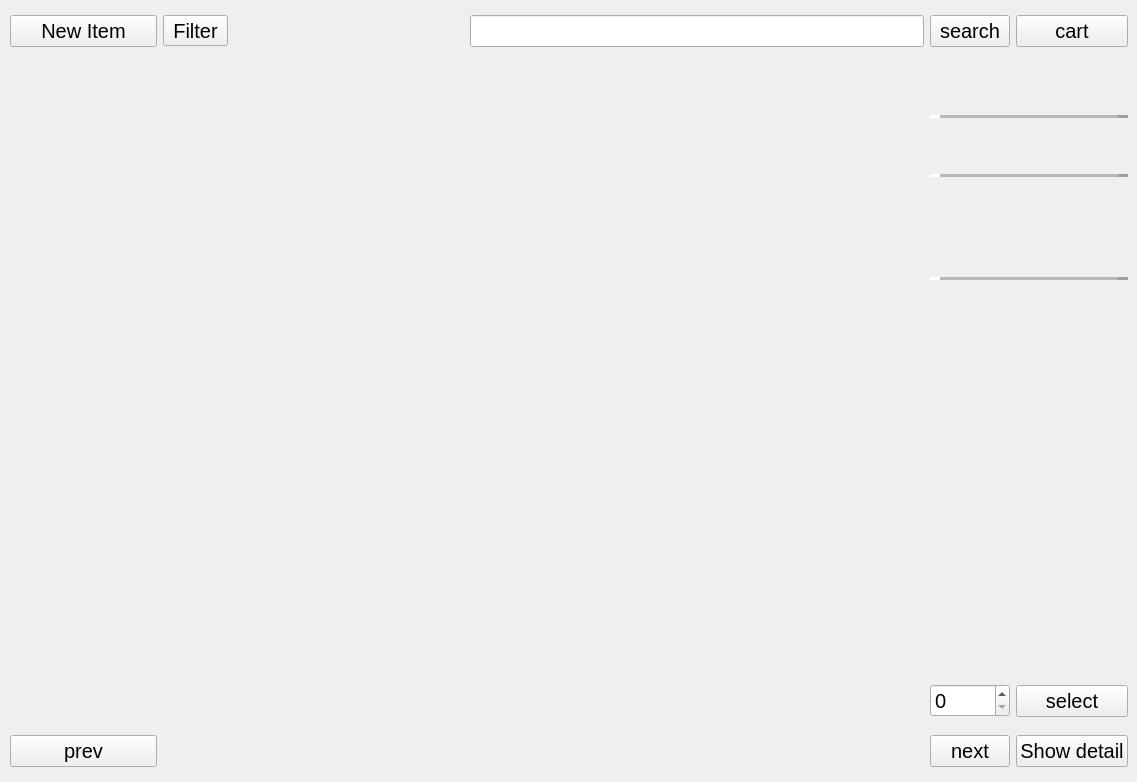
The window that user.ui (MegaMineDSS/LuxeMine) describes before a commit, drawn with Qt 5.
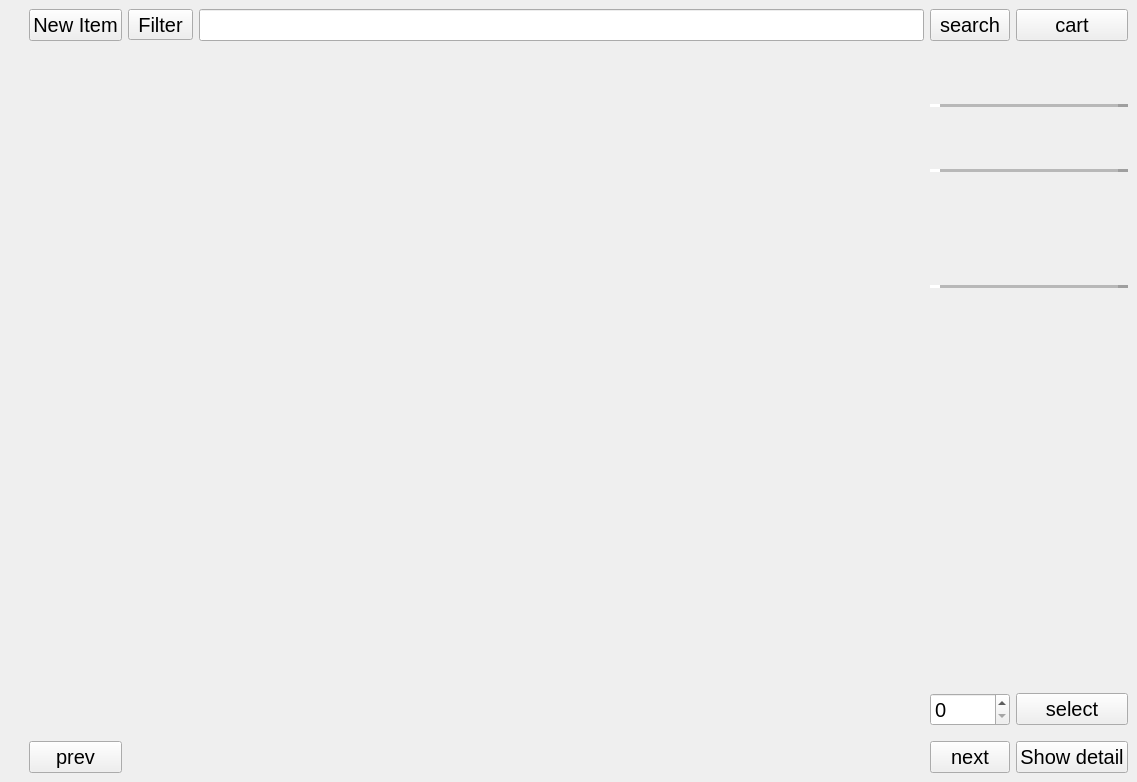
The same window after the commit. The open tabs and pages were chosen to show the change. Icons and pictures are not drawn.

Patch:
```diff
--- a/user.ui
+++ b/user.ui
@@ -908,102 +908,150 @@
        </widget>
        <widget class="QWidget" name="mainPage">
         <layout class="QGridLayout" name="gridLayout_2">
-         <item row="0" column="8">
-          <widget class="QPushButton" name="cartMainpage">
-           <property name="text">
-            <string>cart</string>
+         <item row="16" column="26">
+          <spacer name="horizontalSpacer_6">
+           <property name="orientation">
+            <enum>Qt::Orientation::Horizontal</enum>
            </property>
-          </widget>
-         </item>
-         <item row="6" column="7" rowspan="2" colspan="2">
-          <widget class="QLabel" name="diamond_detail">
-           <property name="text">
-            <string/>
+           <property name="sizeHint" stdset="0">
+            <size>
+             <width>40</width>
+             <height>20</height>
+            </size>
            </property>
-          </widget>
+          </spacer>
          </item>
-         <item row="18" column="1">
-          <widget class="QPushButton" name="previousImage">
-           <property name="sizePolicy">
-            <sizepolicy hsizetype="Minimum" vsizetype="Fixed">
-             <horstretch>3</horstretch>
-             <verstretch>0</verstretch>
-            </sizepolicy>
+         <item row="16" column="23">
+          <spacer name="horizontalSpacer_18">
+           <property name="orientation">
+            <enum>Qt::Orientation::Horizontal</enum>
            </property>
-           <property name="text">
-            <string>prev</string>
+           <property name="sizeHint" stdset="0">
+            <size>
+             <width>40</width>
+             <height>20</height>
+            </size>
            </property>
-          </widget>
+          </spacer>
          </item>
-         <item row="1" column="1" colspan="4">
-          <widget class="QLabel" name="designNo">
-           <property name="text">
-            <string/>
+         <item row="16" column="18">
+          <spacer name="horizontalSpacer_32">
+           <property name="orientation">
+            <enum>Qt::Orientation::Horizontal</enum>
            </property>
-           <property name="wordWrap">
-            <bool>true</bool>
+           <property name="sizeHint" stdset="0">
+            <size>
+             <width>40</width>
+             <height>20</height>
+            </size>
            </property>
-          </widget>
+          </spacer>
          </item>
-         <item row="15" column="0">
-          <spacer name="verticalSpacer_10">
+         <item row="12" column="0">
+          <spacer name="verticalSpacer_6">
            <property name="orientation">
             <enum>Qt::Orientation::Vertical</enum>
            </property>
            <property name="sizeHint" stdset="0">
             <size>
-             <width>1</width>
-             <height>1</height>
+             <width>20</width>
+             <height>40</height>
             </size>
            </property>
           </spacer>
          </item>
-         <item row="5" column="7" colspan="2">
-          <widget class="QFrame" name="frame_3">
-           <property name="frameShape">
-            <enum>QFrame::Shape::HLine</enum>
+         <item row="16" column="24">
+          <spacer name="horizontalSpacer_17">
+           <property name="orientation">
+            <enum>Qt::Orientation::Horizontal</enum>
            </property>
-           <property name="frameShadow">
-            <enum>QFrame::Shadow::Raised</enum>
+           <property name="sizeHint" stdset="0">
+            <size>
+             <width>40</width>
+             <height>20</height>
+            </size>
            </property>
-           <property name="lineWidth">
-            <number>10</number>
+          </spacer>
+         </item>
+         <item row="16" column="6">
+          <spacer name="horizontalSpacer_35">
+           <property name="orientation">
+            <enum>Qt::Orientation::Horizontal</enum>
            </property>
-           <property name="midLineWidth">
-            <number>10</number>
+           <property name="sizeHint" stdset="0">
+            <size>
+             <width>40</width>
+             <height>20</height>
+            </size>
+           </property>
+          </spacer>
+         </item>
+         <item row="0" column="2">
+          <widget class="QToolButton" name="user_filter_btn">
+           <property name="text">
+            <string>Filter</string>
+           </property>
+           <property name="popupMode">
+            <enum>QToolButton::ToolButtonPopupMode::InstantPopup</enum>
            </property>
           </widget>
          </item>
-         <item row="10" column="0">
+         <item row="16" column="14">
+          <spacer name="horizontalSpacer_44">
+           <property name="orientation">
+            <enum>Qt::Orientation::Horizontal</enum>
+           </property>
+           <property name="sizeHint" stdset="0">
+            <size>
+             <width>40</width>
+             <height>20</height>
+            </size>
+           </property>
+          </spacer>
+         </item>
+         <item row="15" column="28">
+          <widget class="QSpinBox" name="itemSelectionSpinBox"/>
+         </item>
+         <item row="16" column="27">
+          <spacer name="horizontalSpacer_3">
+           <property name="orientation">
+            <enum>Qt::Orientation::Horizontal</enum>
+           </property>
+           <property name="sizeHint" stdset="0">
+            <size>
+             <width>40</width>
+             <height>20</height>
+            </size>
+           </property>
+          </spacer>
+         </item>
+         <item row="16" column="17">
+          <spacer name="horizontalSpacer_5">
+           <property name="orientation">
+            <enum>Qt::Orientation::Horizontal</enum>
+           </property>
+           <property name="sizeHint" stdset="0">
+            <size>
+             <width>40</width>
+             <height>20</height>
+            </size>
+           </property>
+          </spacer>
+         </item>
+         <item row="6" column="0">
           <spacer name="verticalSpacer_17">
            <property name="orientation">
             <enum>Qt::Orientation::Vertical</enum>
            </property>
            <property name="sizeHint" stdset="0">
             <size>
-             <width>1</width>
-             <height>1</height>
+             <width>20</width>
+             <height>40</height>
             </size>
            </property>
           </spacer>
          </item>
-         <item row="8" column="7" colspan="2">
-          <widget class="QFrame" name="frame_4">
-           <property name="frameShape">
-            <enum>QFrame::Shape::HLine</enum>
-           </property>
-           <property name="frameShadow">
-            <enum>QFrame::Shadow::Raised</enum>
-           </property>
-           <property name="lineWidth">
-            <number>10</number>
-           </property>
-           <property name="midLineWidth">
-            <number>10</number>
-           </property>
-          </widget>
-         </item>
-         <item row="3" column="7" colspan="2">
+         <item row="2" column="28" colspan="2">
           <widget class="QFrame" name="frame_2">
            <property name="styleSheet">
             <string notr="true">QFrame { color: rgb(0, 0, 0 ); }</string>
@@ -1022,47 +1070,141 @@
            </property>
           </widget>
          </item>
-         <item row="17" column="1" colspan="5">
-          <widget class="QLabel" name="companyName">
+         <item row="9" column="0">
+          <spacer name="verticalSpacer_13">
+           <property name="orientation">
+            <enum>Qt::Orientation::Vertical</enum>
+           </property>
+           <property name="sizeHint" stdset="0">
+            <size>
+             <width>20</width>
+             <height>40</height>
+            </size>
+           </property>
+          </spacer>
+         </item>
+         <item row="16" column="22">
+          <spacer name="horizontalSpacer_19">
+           <property name="orientation">
+            <enum>Qt::Orientation::Horizontal</enum>
+           </property>
+           <property name="sizeHint" stdset="0">
+            <size>
+             <width>40</width>
+             <height>20</height>
+            </size>
+           </property>
+          </spacer>
+         </item>
+         <item row="16" column="8">
+          <spacer name="horizontalSpacer_37">
+           <property name="orientation">
+            <enum>Qt::Orientation::Horizontal</enum>
+           </property>
+           <property name="sizeHint" stdset="0">
+            <size>
+             <width>40</width>
+             <height>20</height>
+            </size>
+           </property>
+          </spacer>
+         </item>
+         <item row="5" column="0">
+          <spacer name="verticalSpacer_16">
+           <property name="orientation">
+            <enum>Qt::Orientation::Vertical</enum>
+           </property>
+           <property name="sizeHint" stdset="0">
+            <size>
+             <width>20</width>
+             <height>40</height>
+            </size>
+           </property>
+          </spacer>
+         </item>
+         <item row="16" column="5">
+          <spacer name="horizontalSpacer_34">
+           <property name="orientation">
+            <enum>Qt::Orientation::Horizontal</enum>
+           </property>
+           <property name="sizeHint" stdset="0">
+            <size>
+             <width>40</width>
+             <height>20</height>
+            </size>
+           </property>
+          </spacer>
+         </item>
+         <item row="16" column="3">
+          <spacer name="horizontalSpacer">
+           <property name="orientation">
+            <enum>Qt::Orientation::Horizontal</enum>
+           </property>
+           <property name="sizeHint" stdset="0">
+            <size>
+             <width>40</width>
+             <height>20</height>
+            </size>
+           </property>
+          </spacer>
+         </item>
+         <item row="0" column="28">
+          <widget class="QPushButton" name="pushButton_2">
+           <property name="text">
+            <string>search</string>
+           </property>
+          </widget>
+         </item>
+         <item row="1" column="0">
+          <spacer name="verticalSpacer_5">
+           <property name="orientation">
+            <enum>Qt::Orientation::Vertical</enum>
+           </property>
+           <property name="sizeHint" stdset="0">
+            <size>
+             <width>20</width>
+             <height>40</height>
+            </size>
+           </property>
+          </spacer>
+         </item>
+         <item row="16" column="2">
+          <spacer name="horizontalSpacer_2">
+           <property name="orientation">
+            <enum>Qt::Orientation::Horizontal</enum>
+           </property>
+           <property name="sizeHint" stdset="0">
+            <size>
+             <width>40</width>
+             <height>20</height>
+            </size>
+           </property>
+          </spacer>
+         </item>
+         <item row="16" column="25">
+          <spacer name="horizontalSpacer_8">
+           <property name="orientation">
+            <enum>Qt::Orientation::Horizontal</enum>
+           </property>
+           <property name="sizeHint" stdset="0">
+            <size>
+             <width>40</width>
+             <height>20</height>
+            </size>
+           </property>
+          </spacer>
+         </item>
+         <item row="5" column="28" rowspan="2" colspan="2">
+          <widget class="QLabel" name="diamond_detail">
            <property name="text">
             <string/>
            </property>
-          </widget>
-         </item>
-         <item row="14" column="0">
-          <spacer name="verticalSpacer_9">
-           <property name="orientation">
-            <enum>Qt::Orientation::Vertical</enum>
+           <property name="alignment">
+            <set>Qt::AlignmentFlag::AlignLeading|Qt::AlignmentFlag::AlignLeft|Qt::AlignmentFlag::AlignTop</set>
            </property>
-           <property name="sizeHint" stdset="0">
-            <size>
-             <width>1</width>
-             <height>1</height>
-            </size>
-           </property>
-          </spacer>
-         </item>
-         <item row="17" column="8">
-          <widget class="QPushButton" name="selectButton">
-           <property name="text">
-            <string>select</string>
-           </property>
           </widget>
          </item>
-         <item row="7" column="0">
-          <spacer name="verticalSpacer_15">
-           <property name="orientation">
-            <enum>Qt::Orientation::Vertical</enum>
-           </property>
-           <property name="sizeHint" stdset="0">
-            <size>
-             <width>1</width>
-             <height>1</height>
-            </size>
-           </property>
-          </spacer>
-         </item>
-         <item row="2" column="1" rowspan="15" colspan="6">
+         <item row="2" column="1" rowspan="13" colspan="27">
           <widget class="QLabel" name="image_viewUser">
            <property name="sizePolicy">
             <sizepolicy hsizetype="Expanding" vsizetype="Expanding">
@@ -1078,7 +1220,56 @@
            </property>
           </widget>
          </item>
-         <item row="18" column="7">
+         <item row="16" column="29">
+          <widget class="QPushButton" name="make_pdf_Mainpage">
+           <property name="sizePolicy">
+            <sizepolicy hsizetype="Minimum" vsizetype="Fixed">
+             <horstretch>4</horstretch>
+             <verstretch>0</verstretch>
+            </sizepolicy>
+           </property>
+           <property name="text">
+            <string>Show detail</string>
+           </property>
+          </widget>
+         </item>
+         <item row="3" column="28" colspan="2">
+          <widget class="QLabel" name="goldWeight">
+           <property name="text">
+            <string/>
+           </property>
+          </widget>
+         </item>
+         <item row="7" column="28" colspan="2">
+          <widget class="QFrame" name="frame_4">
+           <property name="frameShape">
+            <enum>QFrame::Shape::HLine</enum>
+           </property>
+           <property name="frameShadow">
+            <enum>QFrame::Shadow::Raised</enum>
+           </property>
+           <property name="lineWidth">
+            <number>10</number>
+           </property>
+           <property name="midLineWidth">
+            <number>10</number>
+           </property>
+          </widget>
+         </item>
+         <item row="16" column="19">
+          <spacer name="horizontalSpacer_31">
+           <property name="orientation">
+            <enum>Qt::Orientation::Horizontal</enum>
+           </property>
+           <property name="sizeHint" stdset="0">
+            <size>
+             <width>40</width>
+             <height>20</height>
+            </size>
+           </property>
+          </spacer>
+         </item>
+         <item row="16" column="28">
           <widget class="QPushButton" name="nextImage">
            <property name="sizePolicy">
             <sizepolicy hsizetype="Minimum" vsizetype="Fixed">
@@ -1091,22 +1282,185 @@
            </property>
           </widget>
          </item>
-         <item row="9" column="7" rowspan="2" colspan="2">
-          <widget class="QLabel" name="stone_detail">
-           <property name="text">
-            <string/>
+         <item row="10" column="0">
+          <spacer name="verticalSpacer_11">
+           <property name="orientation">
+            <enum>Qt::Orientation::Vertical</enum>
+           </property>
+           <property name="sizeHint" stdset="0">
+            <size>
+             <width>20</width>
+             <height>40</height>
+            </size>
+           </property>
+          </spacer>
+         </item>
+         <item row="14" column="0">
+          <spacer name="verticalSpacer_9">
+           <property name="orientation">
+            <enum>Qt::Orientation::Vertical</enum>
+           </property>
+           <property name="sizeHint" stdset="0">
+            <size>
+             <width>20</width>
+             <height>40</height>
+            </size>
+           </property>
+          </spacer>
+         </item>
+         <item row="13" column="0">
+          <spacer name="verticalSpacer_10">
+           <property name="orientation">
+            <enum>Qt::Orientation::Vertical</enum>
+           </property>
+           <property name="sizeHint" stdset="0">
+            <size>
+             <width>20</width>
+             <height>40</height>
+            </size>
+           </property>
+          </spacer>
+         </item>
+         <item row="4" column="28" colspan="2">
+          <widget class="QFrame" name="frame_3">
+           <property name="frameShape">
+            <enum>QFrame::Shape::HLine</enum>
+           </property>
+           <property name="frameShadow">
+            <enum>QFrame::Shadow::Raised</enum>
+           </property>
+           <property name="lineWidth">
+            <number>10</number>
+           </property>
+           <property name="midLineWidth">
+            <number>10</number>
            </property>
           </widget>
          </item>
-         <item row="4" column="0">
+         <item row="8" column="0">
+          <spacer name="verticalSpacer_19">
+           <property name="orientation">
+            <enum>Qt::Orientation::Vertical</enum>
+           </property>
+           <property name="sizeHint" stdset="0">
+            <size>
+             <width>20</width>
+             <height>40</height>
+            </size>
+           </property>
+          </spacer>
+         </item>
+         <item row="15" column="0">
           <spacer name="verticalSpacer_7">
            <property name="orientation">
             <enum>Qt::Orientation::Vertical</enum>
            </property>
            <property name="sizeHint" stdset="0">
             <size>
-             <width>1</width>
-             <height>1</height>
+             <width>20</width>
+             <height>40</height>
+            </size>
+           </property>
+          </spacer>
+         </item>
+         <item row="15" column="29">
+          <widget class="QPushButton" name="selectButton">
+           <property name="text">
+            <string>select</string>
+           </property>
+          </widget>
+         </item>
+         <item row="16" column="13">
+          <spacer name="horizontalSpacer_43">
+           <property name="orientation">
+            <enum>Qt::Orientation::Horizontal</enum>
+           </property>
+           <property name="sizeHint" stdset="0">
+            <size>
+             <width>40</width>
+             <height>20</height>
+            </size>
+           </property>
+          </spacer>
+         </item>
+         <item row="1" column="1" colspan="3">
+          <widget class="QLabel" name="designNo">
+           <property name="text">
+            <string/>
+           </property>
+           <property name="wordWrap">
+            <bool>true</bool>
+           </property>
+          </widget>
+         </item>
+         <item row="16" column="11">
+          <spacer name="horizontalSpacer_41">
+           <property name="orientation">
+            <enum>Qt::Orientation::Horizontal</enum>
+           </property>
+           <property name="sizeHint" stdset="0">
+            <size>
+             <width>40</width>
+             <height>20</height>
+            </size>
+           </property>
+          </spacer>
+         </item>
+         <item row="16" column="21">
+          <spacer name="horizontalSpacer_20">
+           <property name="orientation">
+            <enum>Qt::Orientation::Horizontal</enum>
+           </property>
+           <property name="sizeHint" stdset="0">
+            <size>
+             <width>40</width>
+             <height>20</height>
+            </size>
+           </property>
+          </spacer>
+         </item>
+         <item row="0" column="29">
+          <widget class="QPushButton" name="cartMainpage">
+           <property name="text">
+            <string>cart</string>
+           </property>
+          </widget>
+         </item>
+         <item row="16" column="4">
+          <spacer name="horizontalSpacer_33">
+           <property name="orientation">
+            <enum>Qt::Orientation::Horizontal</enum>
+           </property>
+           <property name="sizeHint" stdset="0">
+            <size>
+             <width>40</width>
+             <height>20</height>
+            </size>
+           </property>
+          </spacer>
+         </item>
+         <item row="16" column="16">
+          <spacer name="horizontalSpacer_40">
+           <property name="orientation">
+            <enum>Qt::Orientation::Horizontal</enum>
+           </property>
+           <property name="sizeHint" stdset="0">
+            <size>
+             <width>40</width>
+             <height>20</height>
+            </size>
+           </property>
+          </spacer>
+         </item>
+         <item row="11" column="0">
+          <spacer name="verticalSpacer_14">
+           <property name="orientation">
+            <enum>Qt::Orientation::Vertical</enum>
+           </property>
+           <property name="sizeHint" stdset="0">
+            <size>
+             <width>20</width>
+             <height>40</height>
             </size>
            </property>
           </spacer>
@@ -1118,174 +1472,50 @@
            </property>
           </widget>
          </item>
-         <item row="4" column="7" colspan="2">
-          <widget class="QLabel" name="goldWeight">
+         <item row="8" column="28" rowspan="2" colspan="2">
+          <widget class="QLabel" name="stone_detail">
            <property name="text">
             <string/>
            </property>
+           <property name="alignment">
+            <set>Qt::AlignmentFlag::AlignLeading|Qt::AlignmentFlag::AlignLeft|Qt::AlignmentFlag::AlignTop</set>
+           </property>
           </widget>
          </item>
-         <item row="9" column="0">
-          <spacer name="verticalSpacer_16">
+         <item row="16" column="20">
+          <spacer name="horizontalSpacer_21">
            <property name="orientation">
-            <enum>Qt::Orientation::Vertical</enum>
+            <enum>Qt::Orientation::Horizontal</enum>
            </property>
            <property name="sizeHint" stdset="0">
             <size>
-             <width>1</width>
-             <height>1</height>
+             <width>40</width>
+             <height>20</height>
             </size>
            </property>
           </spacer>
          </item>
-         <item row="17" column="7">
-          <widget class="QSpinBox" name="itemSelectionSpinBox"/>
-         </item>
-         <item row="6" column="0">
-          <spacer name="verticalSpacer_14">
-           <property name="orientation">
-            <enum>Qt::Orientation::Vertical</enum>
-           </property>
-           <property name="sizeHint" stdset="0">
-            <size>
-             <width>1</width>
-             <height>1</height>
-            </size>
-           </property>
-          </spacer>
-         </item>
-         <item row="11" column="0">
-          <spacer name="verticalSpacer_18">
-           <property name="orientation">
-            <enum>Qt::Orientation::Vertical</enum>
-           </property>
-           <property name="sizeHint" stdset="0">
-            <size>
-             <width>1</width>
-             <height>1</height>
-            </size>
-           </property>
-          </spacer>
-         </item>
-         <item row="18" column="0">
-          <spacer name="verticalSpacer_13">
-           <property name="orientation">
-            <enum>Qt::Orientation::Vertical</enum>
-           </property>
-           <property name="sizeHint" stdset="0">
-            <size>
-             <width>1</width>
-             <height>1</height>
-            </size>
-           </property>
-          </spacer>
-         </item>
-         <item row="16" column="0">
-          <spacer name="verticalSpacer_11">
-           <property name="orientation">
-            <enum>Qt::Orientation::Vertical</enum>
-           </property>
-           <property name="sizeHint" stdset="0">
-            <size>
-             <width>1</width>
-             <height>1</height>
-            </size>
-           </property>
-          </spacer>
-         </item>
-         <item row="1" column="7" colspan="2">
-          <widget class="QLabel" name="label_slneNo">
+         <item row="15" column="1" colspan="18">
+          <widget class="QLabel" name="companyName">
            <property name="text">
             <string/>
            </property>
           </widget>
          </item>
-         <item row="1" column="0">
-          <spacer name="verticalSpacer_6">
+         <item row="16" column="10">
+          <spacer name="horizontalSpacer_39">
            <property name="orientation">
-            <enum>Qt::Orientation::Vertical</enum>
+            <enum>Qt::Orientation::Horizontal</enum>
            </property>
            <property name="sizeHint" stdset="0">
             <size>
-             <width>1</width>
-             <height>1</height>
+             <width>40</width>
+             <height>20</height>
             </size>
            </property>
           </spacer>
          </item>
-         <item row="0" column="7">
-          <widget class="QPushButton" name="pushButton_2">
-           <property name="text">
-            <string>search</string>
-           </property>
-          </widget>
-         </item>
-         <item row="12" column="0">
-          <spacer name="verticalSpacer_19">
-           <property name="orientation">
-            <enum>Qt::Orientation::Vertical</enum>
-           </property>
-           <property name="sizeHint" stdset="0">
-            <size>
-             <width>1</width>
-             <height>1</height>
-            </size>
-           </property>
-          </spacer>
-         </item>
-         <item row="0" column="0">
-          <spacer name="verticalSpacer_5">
-           <property name="orientation">
-            <enum>Qt::Orientation::Vertical</enum>
-           </property>
-           <property name="sizeHint" stdset="0">
-            <size>
-             <width>1</width>
-             <height>1</height>
-            </size>
-           </property>
-          </spacer>
-         </item>
-         <item row="17" column="0">
-          <spacer name="verticalSpacer_12">
-           <property name="orientation">
-            <enum>Qt::Orientation::Vertical</enum>
-           </property>
-           <property name="sizeHint" stdset="0">
-            <size>
-             <width>1</width>
-             <height>1</height>
-            </size>
-           </property>
-          </spacer>
-         </item>
-         <item row="18" column="8">
-          <widget class="QPushButton" name="make_pdf_Mainpage">
-           <property name="sizePolicy">
-            <sizepolicy hsizetype="Minimum" vsizetype="Fixed">
-             <horstretch>4</horstretch>
-             <verstretch>0</verstretch>
-            </sizepolicy>
-           </property>
-           <property name="text">
-            <string>Show detail</string>
-           </property>
-          </widget>
-         </item>
-         <item row="13" column="0">
-          <spacer name="verticalSpacer_8">
-           <property name="orientation">
-            <enum>Qt::Orientation::Vertical</enum>
-           </property>
-           <property name="sizeHint" stdset="0">
-            <size>
-             <width>1</width>
-             <height>1</height>
-            </size>
-           </property>
-          </spacer>
-         </item>
-         <item row="0" column="4" colspan="3">
+         <item row="0" column="3" colspan="25">
           <widget class="QLineEdit" name="searchbarMainpage">
            <property name="sizePolicy">
             <sizepolicy hsizetype="Expanding" vsizetype="Fixed">
@@ -1295,16 +1525,94 @@
            </property>
           </widget>
          </item>
-         <item row="0" column="2" colspan="2">
-          <widget class="QToolButton" name="user_filter_btn">
+         <item row="16" column="12">
+          <spacer name="horizontalSpacer_42">
+           <property name="orientation">
+            <enum>Qt::Orientation::Horizontal</enum>
+           </property>
+           <property name="sizeHint" stdset="0">
+            <size>
+             <width>40</width>
+             <height>20</height>
+            </size>
+           </property>
+          </spacer>
+         </item>
+         <item row="16" column="1">
+          <widget class="QPushButton" name="previousImage">
+           <property name="sizePolicy">
+            <sizepolicy hsizetype="Minimum" vsizetype="Fixed">
+             <horstretch>3</horstretch>
+             <verstretch>0</verstretch>
+            </sizepolicy>
+           </property>
            <property name="text">
-            <string>Filter</string>
+            <string>prev</string>
            </property>
-           <property name="popupMode">
-            <enum>QToolButton::ToolButtonPopupMode::InstantPopup</enum>
+          </widget>
+         </item>
+         <item row="16" column="9">
+          <spacer name="horizontalSpacer_38">
+           <property name="orientation">
+            <enum>Qt::Orientation::Horizontal</enum>
            </property>
+           <property name="sizeHint" stdset="0">
+            <size>
+             <width>40</width>
+             <height>20</height>
+            </size>
+           </property>
+          </spacer>
+         </item>
+         <item row="16" column="7">
+          <spacer name="horizontalSpacer_36">
+           <property name="orientation">
+            <enum>Qt::Orientation::Horizontal</enum>
+           </property>
+           <property name="sizeHint" stdset="0">
+            <size>
+             <width>40</width>
+             <height>20</height>
+            </size>
+           </property>
+          </spacer>
+         </item>
+         <item row="3" column="0">
+          <spacer name="verticalSpacer_12">
+           <property name="orientation">
+            <enum>Qt::Orientation::Vertical</enum>
+           </property>
+           <property name="sizeHint" stdset="0">
+            <size>
+             <width>20</width>
+             <height>40</height>
+            </size>
+           </property>
+          </spacer>
+         </item>
+         <item row="1" column="28" colspan="2">
+          <widget class="QLabel" name="label_slneNo">
+           <property name="text">
+            <string/>
+           </property>
+           <property name="wordWrap">
+            <bool>true</bool>
+           </property>
           </widget>
          </item>
+         <item row="16" column="15">
+          <spacer name="horizontalSpacer_45">
+           <property name="orientation">
+            <enum>Qt::Orientation::Horizontal</enum>
+           </property>
+           <property name="sizeHint" stdset="0">
+            <size>
+             <width>40</width>
+             <height>20</height>
+            </size>
+           </property>
+          </spacer>
+         </item>
         </layout>
        </widget>
        <widget class="QWidget" name="cart">
```
Left out of the diff: 4 changed lines with no effect on the pictures.
